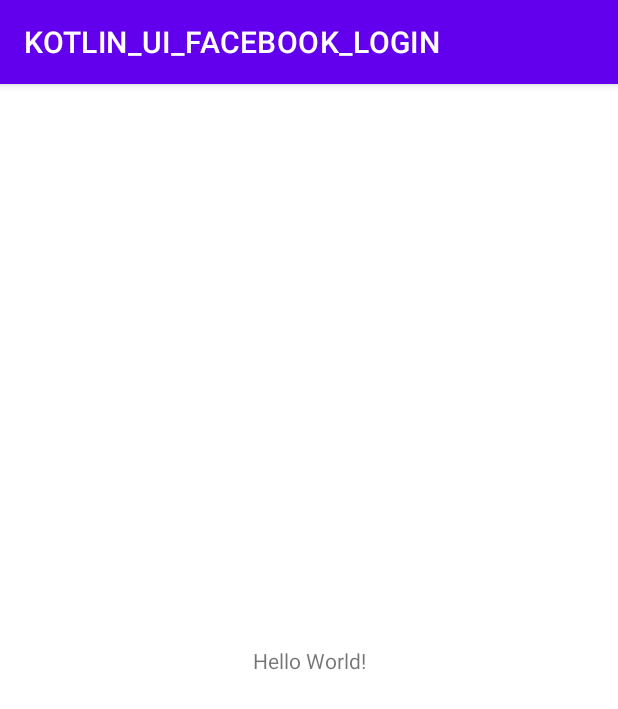
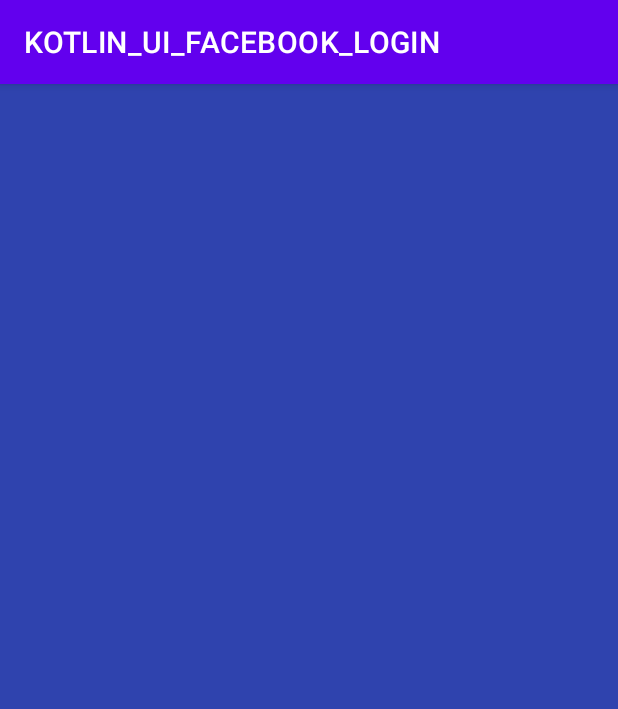
Before and after one commit to levialkalidamat/kotlin_facebook_ui_login, an Android app: the screen it shows after launch (MainActivity), on a phone screen of 412 x 824 dp. Shown: the top 709 px of the screen. Run offline under Robolectric (Android 15) with nearby library versions, the phone set to English and light mode, and no system bars.

Commit message:
Add background color, ressource image and color

```diff
--- a/app/src/main/res/layout/activity_main.xml
+++ b/app/src/main/res/layout/activity_main.xml
@@ -4,15 +4,5 @@
     xmlns:tools="http://schemas.android.com/tools"
     android:layout_width="match_parent"
     android:layout_height="match_parent"
-    tools:context=".MainActivity">
-
-    <TextView
-        android:layout_width="wrap_content"
-        android:layout_height="wrap_content"
-        android:text="Hello World!"
-        app:layout_constraintBottom_toBottomOf="parent"
-        app:layout_constraintEnd_toEndOf="parent"
-        app:layout_constraintStart_toStartOf="parent"
-        app:layout_constraintTop_toTopOf="parent" />
-
-</androidx.constraintlayout.widget.ConstraintLayout>
+    android:background="@color/blue_bg"
+    tools:context=".MainActivity" />
--- a/app/src/main/res/values/colors.xml
+++ b/app/src/main/res/values/colors.xml
@@ -7,4 +7,5 @@
     <color name="teal_700">#FF018786</color>
     <color name="black">#FF000000</color>
     <color name="white">#FFFFFFFF</color>
+    <color name="blue_bg">#2F43AE</color>
 </resources>
```
Also changed, not shown: app/src/main/res/drawable/facebook_logo.png (added).
